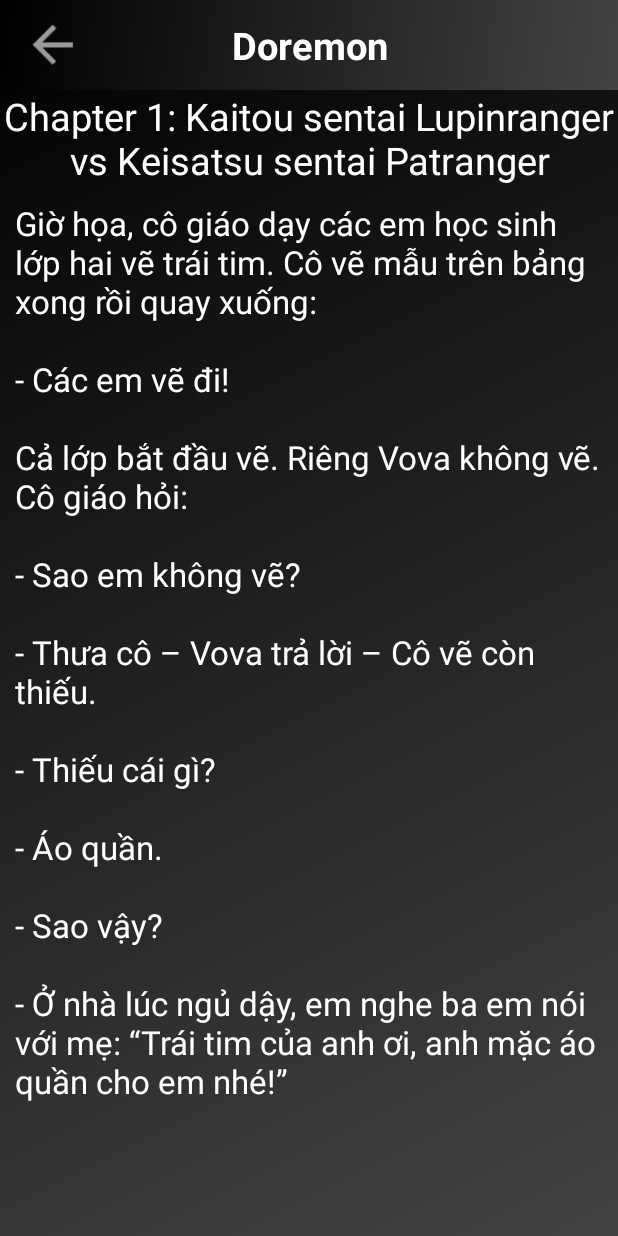
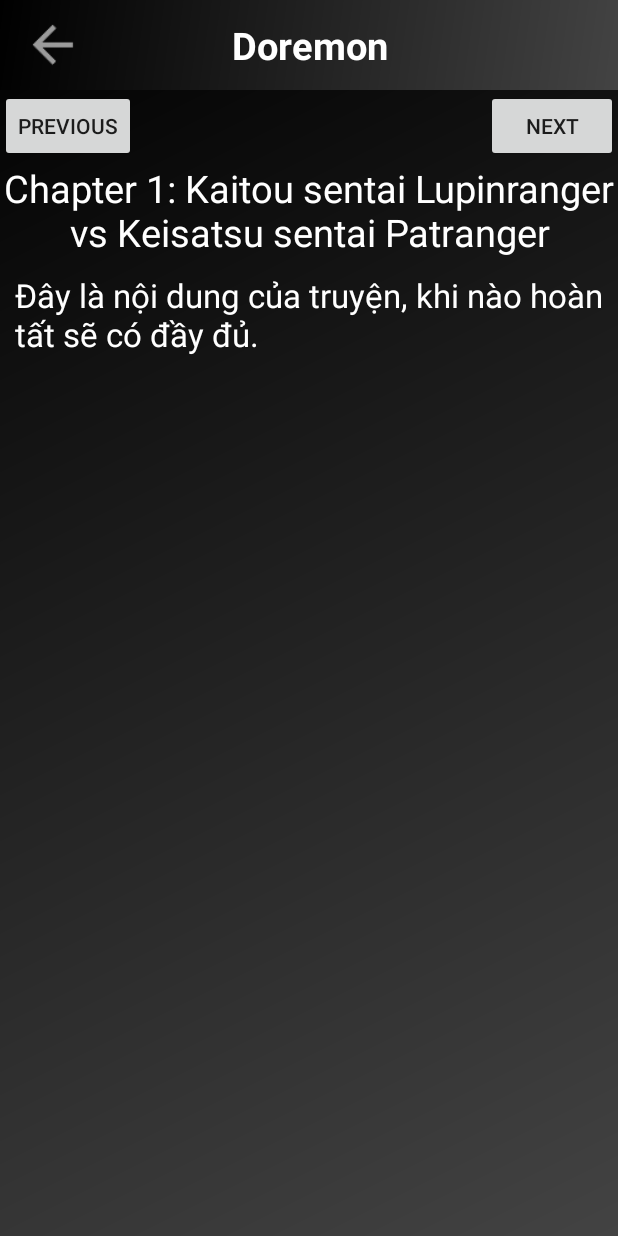
Before and after one commit to pro112pt13102/MOB403_AndroidNetworking, an Android app: the ReadActivity screen opened directly, with no data from a screen before it, on a phone screen of 412 x 824 dp. Run offline under Robolectric (Android 15) with nearby library versions, the phone set to English and light mode, and no system bars.

```diff
--- a/app/src/main/java/com/example/thucvuong/asm_mob403/MotaActivity.java
+++ b/app/src/main/java/com/example/thucvuong/asm_mob403/MotaActivity.java
@@ -38,6 +38,7 @@ public class MotaActivity extends AppCompatActivity {
     TextView tv_TieuDe, tvTen_tacgia, tvTheloai, tvTrangthai, tvSochuong, tvNgayup, tvNgaycapnhat, tvNoidung;
     ImageView img_hinhsp_chitiet;
     ImageButton img_btn_back;
+    Button btnDoc_truyen;
 
     @Override
     protected void onCreate(Bundle savedInstanceState) {
@@ -77,6 +78,18 @@ public class MotaActivity extends AppCompatActivity {
             public void onClick(View view) {
                 Intent intent = new Intent(MotaActivity.this, MainActivity.class);
                 startActivity(intent);
+            }
+        });
+
+        btnDoc_truyen = findViewById(R.id.btnDoc_truyen);
+        btnDoc_truyen.setOnClickListener(new View.OnClickListener() {
+            @Override
+            public void onClick(View view) {
+
+                Intent intent = new Intent(MotaActivity.this, ReadActivity.class);
+                intent.putExtra("truyens", truyens);
+                startActivity(intent);
+
             }
         });
 
--- a/app/src/main/java/com/example/thucvuong/asm_mob403/ReadActivity.java
+++ b/app/src/main/java/com/example/thucvuong/asm_mob403/ReadActivity.java
@@ -2,32 +2,107 @@ package com.example.thucvuong.asm_mob403;
 
 import android.os.Bundle;
 import android.support.v7.app.AppCompatActivity;
+import android.view.View;
+import android.widget.Button;
+import android.widget.ImageButton;
 import android.widget.TextView;
+import android.widget.Toast;
+
+import com.sutrix.model.Truyen;
+
+import java.util.ArrayList;
 
 public class ReadActivity extends AppCompatActivity {
 
-    TextView tvRead;
+    int index = 0;
+
+    ArrayList<Truyen> truyens = new ArrayList<Truyen>();
+
+    TextView tv_Title_truyen, tvNoi_dung_truyen, tv_TieuDeTruyen;
+    ImageButton img_btn_back;
+    Button btn_previous_truyen, btn_next_truyen;
+
+
     @Override
     protected void onCreate(Bundle savedInstanceState) {
         super.onCreate(savedInstanceState);
         setContentView(R.layout.activity_read);
-        tvRead = findViewById(R.id.tvNoi_dung_truyen);
-        tvRead.setText("Giờ họa, cô giáo dạy các em học sinh lớp hai vẽ trái tim. Cô vẽ mẫu trên bảng xong rồi quay xuống:\n" +
-                "\n" +
-                "- Các em vẽ đi!\n" +
-                "\n" +
-                "Cả lớp bắt đầu vẽ. Riêng Vova không vẽ. Cô giáo hỏi:\n" +
-                "\n" +
-                "- Sao em không vẽ?\n" +
-                "\n" +
-                "- Thưa cô – Vova trả lời – Cô vẽ còn thiếu.\n" +
-                "\n" +
-                "- Thiếu cái gì?\n" +
-                "\n" +
-                "- Áo quần.\n" +
-                "\n" +
-                "- Sao vậy?\n" +
-                "\n" +
-                "- Ở nhà lúc ngủ dậy, em nghe ba em nói với mẹ: “Trái tim của anh ơi, anh mặc áo quần cho em nhé!”");
+
+        init();
+
+        _showTruyen();
+
+        _doiChuong();
     }
+
+    private void init() {
+        if (getIntent().hasExtra("truyens")){
+            truyens = (ArrayList<Truyen>) getIntent().getSerializableExtra("truyens");
+        }
+
+        tv_Title_truyen = findViewById(R.id.tv_Title_truyen);
+        tvNoi_dung_truyen = findViewById(R.id.tvNoi_dung_truyen);
+        tv_TieuDeTruyen = findViewById(R.id.tv_TieuDeTruyen);
+
+        img_btn_back = findViewById(R.id.img_btn_back);
+
+        btn_previous_truyen = findViewById(R.id.btn_previous_truyen);
+        btn_next_truyen = findViewById(R.id.btn_next_truyen);
+
+    }
+
+    private void _showTruyen(){
+
+        if (truyens.size() > 0){
+
+            tv_TieuDeTruyen.setText(truyens.get(0).getTieuDe());
+
+            tv_Title_truyen.setText("Chương "+(index+1)+": ");
+
+            tvNoi_dung_truyen.setText(truyens.get(0).getNoiDung().get(index));
+
+        }
+
+    }
+
+    private void _doiChuong(){
+
+        btn_previous_truyen.setOnClickListener(new View.OnClickListener() {
+            @Override
+            public void onClick(View view) {
+
+                if (index > 0){
+
+                    index--;
+
+
+                    _showTruyen();
+
+                }else{
+                    Toast.makeText(ReadActivity.this, "Đây là chương đầu tiền rồi !", Toast.LENGTH_SHORT).show();
+                }
+
+            }
+        });
+
+        btn_next_truyen.setOnClickListener(new View.OnClickListener() {
+            @Override
+            public void onClick(View view) {
+
+                if (index < truyens.get(0).getNoiDung().size()-1){
+
+                    index++;
+
+
+                    _showTruyen();
+
+                }else {
+                    Toast.makeText(ReadActivity.this, "Rất tiếc đây là chương cuối rồi !", Toast.LENGTH_SHORT).show();
+                }
+
+            }
+        });
+
+    }
+
 }
--- a/app/src/main/res/layout/activity_read.xml
+++ b/app/src/main/res/layout/activity_read.xml
@@ -28,6 +28,7 @@
             app:layout_constraintTop_toTopOf="parent" />
 
         <TextView
+            android:id="@+id/tv_TieuDeTruyen"
             android:layout_width="match_parent"
             android:layout_height="60dp"
             android:textColor="@color/colorNavText"
@@ -37,6 +38,26 @@
             android:textSize="@dimen/sizeTitle"/>
 
     </android.support.constraint.ConstraintLayout>
+
+    <RelativeLayout
+        android:layout_width="wrap_content"
+        android:layout_height="wrap_content">
+
+        <Button
+            android:layout_alignParentLeft="true"
+            android:id="@+id/btn_previous_truyen"
+            android:layout_width="wrap_content"
+            android:layout_height="wrap_content"
+            android:text="previous" />
+
+        <Button
+            android:layout_alignParentRight="true"
+            android:id="@+id/btn_next_truyen"
+            android:layout_width="wrap_content"
+            android:layout_height="wrap_content"
+            android:text="next" />
+
+    </RelativeLayout>
 
     <ScrollView
         android:layout_width="match_parent"
```
